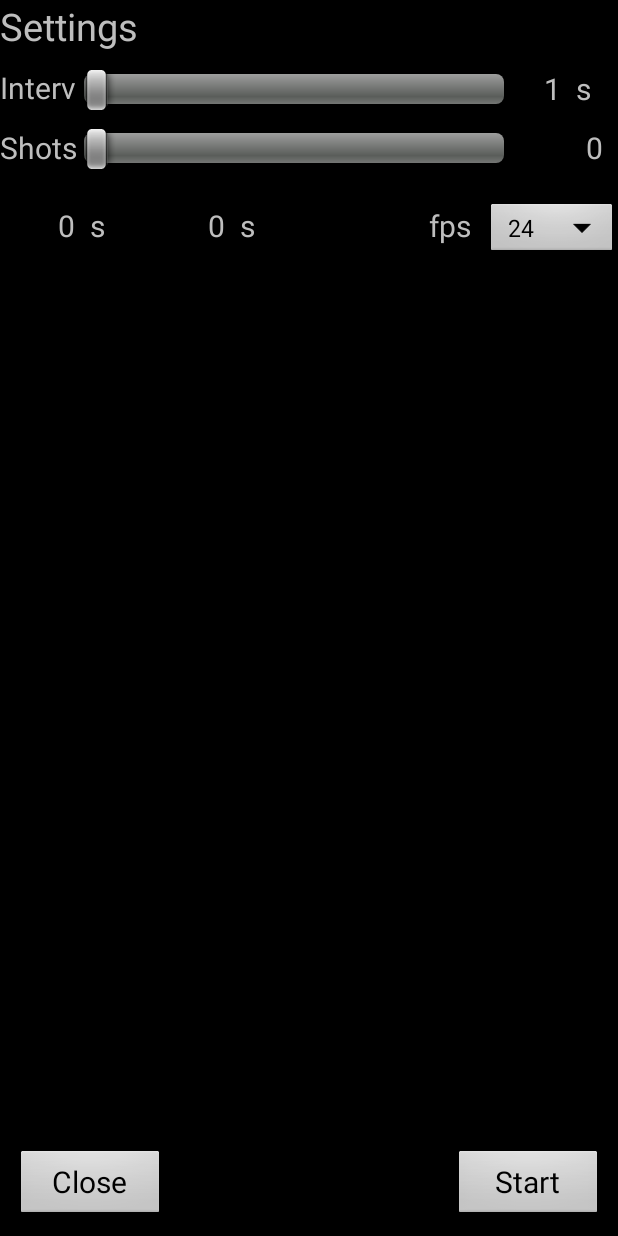
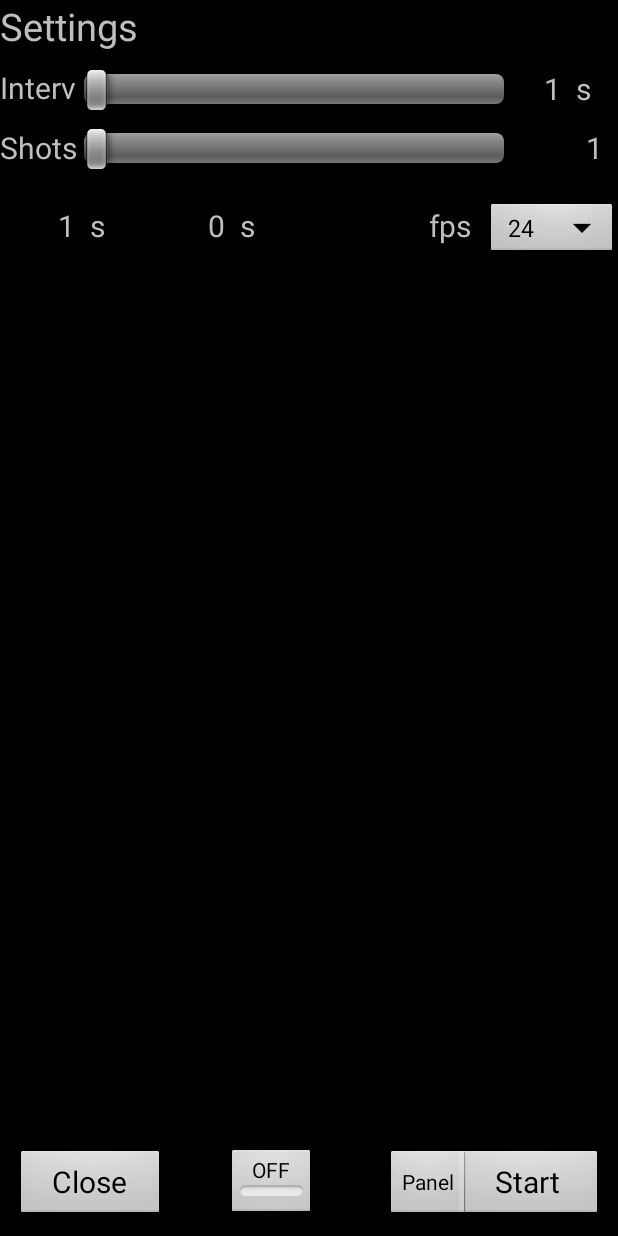
Before and after one commit to jonasjuffinger/TimeLapse, an Android app: the screen it shows after launch (SettingsActivity), on a phone screen of 412 x 824 dp. Run offline under Robolectric (Android 15) with nearby library versions, the phone set to English and light mode, and no system bars; libraries missing offline, so code that uses them is left out: com.sony.scalar; 6 statements that could not run were skipped.

Commit message:
Testing display battery save mode and switchDisplayOutput

```diff
--- a/app/src/main/res/layout/activity_settings.xml
+++ b/app/src/main/res/layout/activity_settings.xml
@@ -85,7 +85,7 @@
                 android:layout_weight="10" />
 
             <TextView
-                android:text="0"
+                android:text="1"
                 android:layout_height="match_parent"
                 android:id="@+id/tvShotsValue"
                 android:layout_weight="2"
@@ -182,6 +182,24 @@
                 android:layout_marginBottom="10dp"
                 android:textSize="20sp" />
 
+            <ToggleButton
+                android:text="Save Battery"
+                android:layout_width="wrap_content"
+                android:layout_height="wrap_content"
+                android:layout_marginLeft="42dp"
+                android:id="@+id/tbBatterySaving"
+                android:layout_alignTop="@+id/bnClose"
+                android:layout_toRightOf="@+id/bnClose" />
+
+            <Button
+                android:text="Panel"
+                android:layout_width="wrap_content"
+                android:layout_height="wrap_content"
+                android:id="@+id/bnDisplayOutput"
+                android:layout_marginLeft="47dp"
+                android:layout_alignTop="@+id/tbBatterySaving"
+                android:layout_toRightOf="@+id/tbBatterySaving" />
+
         </RelativeLayout>
 
     </LinearLayout>
```
Also changed, not shown: app/src/main/java/com/jonasjuffinger/timelapse/SettingsActivity.java (+69 -19 lines).
